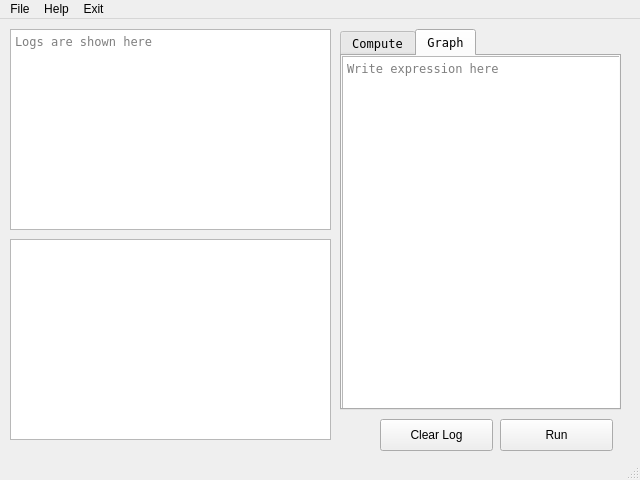
First picture: the form in maincalc.ui, repository jprili/simplecalc, before the edit.
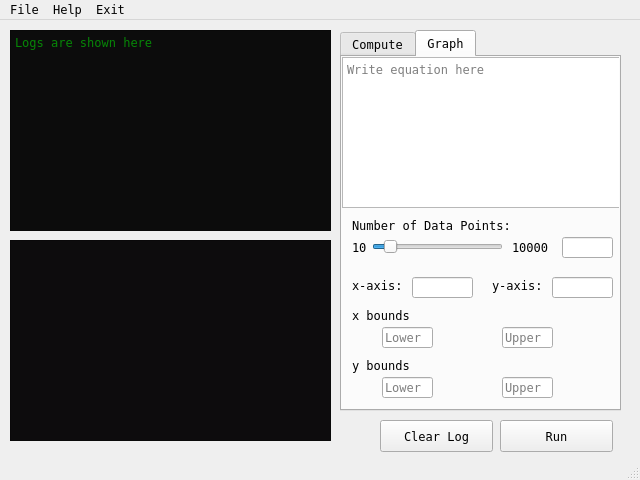
Second picture: the form after the edit. The open tabs and pages were chosen to show the change.

Commit message: added graph options

```diff
--- a/maincalc.ui
+++ b/maincalc.ui
@@ -10,6 +10,29 @@
     <height>480</height>
    </rect>
   </property>
+  <property name="sizePolicy">
+   <sizepolicy hsizetype="Fixed" vsizetype="Fixed">
+    <horstretch>0</horstretch>
+    <verstretch>0</verstretch>
+   </sizepolicy>
+  </property>
+  <property name="minimumSize">
+   <size>
+    <width>640</width>
+    <height>480</height>
+   </size>
+  </property>
+  <property name="maximumSize">
+   <size>
+    <width>640</width>
+    <height>480</height>
+   </size>
+  </property>
+  <property name="font">
+   <font>
+    <family>Andale Mono</family>
+   </font>
+  </property>
   <property name="mouseTracking">
    <bool>false</bool>
   </property>
@@ -29,6 +52,9 @@
       <height>201</height>
      </rect>
     </property>
+    <property name="styleSheet">
+     <string notr="true">background-color: rgb(13, 12, 13);</string>
+    </property>
    </widget>
    <widget class="QTabWidget" name="tabWidget">
     <property name="geometry">
@@ -89,11 +115,246 @@
         <x>0</x>
         <y>0</y>
         <width>281</width>
-        <height>381</height>
+        <height>151</height>
        </rect>
       </property>
       <property name="placeholderText">
-       <string>Write expression here</string>
+       <string>Write equation here</string>
+      </property>
+     </widget>
+     <widget class="QLabel" name="label">
+      <property name="geometry">
+       <rect>
+        <x>10</x>
+        <y>160</y>
+        <width>251</width>
+        <height>16</height>
+       </rect>
+      </property>
+      <property name="text">
+       <string>Number of Data Points:</string>
+      </property>
+     </widget>
+     <widget class="QLineEdit" name="dataPointNumber">
+      <property name="geometry">
+       <rect>
+        <x>220</x>
+        <y>180</y>
+        <width>51</width>
+        <height>21</height>
+       </rect>
+      </property>
+     </widget>
+     <widget class="QSlider" name="dataPointSlider">
+      <property name="geometry">
+       <rect>
+        <x>30</x>
+        <y>180</y>
+        <width>131</width>
+        <height>20</height>
+       </rect>
+      </property>
+      <property name="minimum">
+       <number>10</number>
+      </property>
+      <property name="maximum">
+       <number>10000</number>
+      </property>
+      <property name="singleStep">
+       <number>1</number>
+      </property>
+      <property name="value">
+       <number>1000</number>
+      </property>
+      <property name="sliderPosition">
+       <number>1000</number>
+      </property>
+      <property name="orientation">
+       <enum>Qt::Horizontal</enum>
+      </property>
+      <property name="invertedAppearance">
+       <bool>false</bool>
+      </property>
+      <property name="invertedControls">
+       <bool>false</bool>
+      </property>
+     </widget>
+     <widget class="QLabel" name="label_2">
+      <property name="geometry">
+       <rect>
+        <x>10</x>
+        <y>180</y>
+        <width>20</width>
+        <height>21</height>
+       </rect>
+      </property>
+      <property name="text">
+       <string>10</string>
+      </property>
+     </widget>
+     <widget class="QLabel" name="label_3">
+      <property name="geometry">
+       <rect>
+        <x>170</x>
+        <y>180</y>
+        <width>41</width>
+        <height>21</height>
+       </rect>
+      </property>
+      <property name="text">
+       <string>10000</string>
+      </property>
+     </widget>
+     <widget class="QLabel" name="label_4">
+      <property name="geometry">
+       <rect>
+        <x>10</x>
+        <y>210</y>
+        <width>60</width>
+        <height>16</height>
+       </rect>
+      </property>
+      <property name="text">
+       <string/>
+      </property>
+     </widget>
+     <widget class="QLabel" name="label_5">
+      <property name="geometry">
+       <rect>
+        <x>10</x>
+        <y>220</y>
+        <width>60</width>
+        <height>16</height>
+       </rect>
+      </property>
+      <property name="text">
+       <string>x-axis:</string>
+      </property>
+     </widget>
+     <widget class="QLabel" name="label_6">
+      <property name="geometry">
+       <rect>
+        <x>150</x>
+        <y>220</y>
+        <width>51</width>
+        <height>16</height>
+       </rect>
+      </property>
+      <property name="text">
+       <string>y-axis:</string>
+      </property>
+     </widget>
+     <widget class="QLineEdit" name="lineEditxax">
+      <property name="geometry">
+       <rect>
+        <x>70</x>
+        <y>220</y>
+        <width>61</width>
+        <height>21</height>
+       </rect>
+      </property>
+     </widget>
+     <widget class="QLineEdit" name="lineEdityax">
+      <property name="geometry">
+       <rect>
+        <x>210</x>
+        <y>220</y>
+        <width>61</width>
+        <height>21</height>
+       </rect>
+      </property>
+     </widget>
+     <widget class="QLabel" name="label_7">
+      <property name="geometry">
+       <rect>
+        <x>10</x>
+        <y>250</y>
+        <width>60</width>
+        <height>16</height>
+       </rect>
+      </property>
+      <property name="text">
+       <string>x bounds:</string>
+      </property>
+     </widget>
+     <widget class="QLabel" name="label_8">
+      <property name="geometry">
+       <rect>
+        <x>10</x>
+        <y>300</y>
+        <width>60</width>
+        <height>16</height>
+       </rect>
+      </property>
+      <property name="text">
+       <string>y bounds:</string>
+      </property>
+     </widget>
+     <widget class="QLineEdit" name="lineEditxlo">
+      <property name="geometry">
+       <rect>
+        <x>40</x>
+        <y>270</y>
+        <width>51</width>
+        <height>21</height>
+       </rect>
+      </property>
+      <property name="text">
+       <string/>
+      </property>
+      <property name="placeholderText">
+       <string>Lower</string>
+      </property>
+      <property name="clearButtonEnabled">
+       <bool>false</bool>
+      </property>
+     </widget>
+     <widget class="QLineEdit" name="lineEditxup">
+      <property name="geometry">
+       <rect>
+        <x>160</x>
+        <y>270</y>
+        <width>51</width>
+        <height>21</height>
+       </rect>
+      </property>
+      <property name="text">
+       <string/>
+      </property>
+      <property name="placeholderText">
+       <string>Upper</string>
+      </property>
+     </widget>
+     <widget class="QLineEdit" name="lineEditylo">
+      <property name="geometry">
+       <rect>
+        <x>40</x>
+        <y>320</y>
+        <width>51</width>
+        <height>21</height>
+       </rect>
+      </property>
+      <property name="text">
+       <string/>
+      </property>
+      <property name="placeholderText">
+       <string>Lower</string>
+      </property>
+     </widget>
+     <widget class="QLineEdit" name="lineEdityup">
+      <property name="geometry">
+       <rect>
+        <x>160</x>
+        <y>320</y>
+        <width>51</width>
+        <height>21</height>
+       </rect>
+      </property>
+      <property name="text">
+       <string/>
+      </property>
+      <property name="placeholderText">
+       <string>Upper</string>
       </property>
      </widget>
     </widget>
@@ -123,11 +384,16 @@
     <property name="font">
      <font>
       <family>Andale Mono</family>
+      <kerning>true</kerning>
      </font>
     </property>
     <property name="focusPolicy">
      <enum>Qt::StrongFocus</enum>
     </property>
+    <property name="styleSheet">
+     <string notr="true">background-color: rgb(12, 12, 12);
+color: rgb(0, 255, 0);</string>
+    </property>
     <property name="placeholderText">
      <string>Logs are shown here</string>
     </property>
```
Left out of the diff: 2 changed lines with no effect on the pictures. The commit also changes 1 other file.
